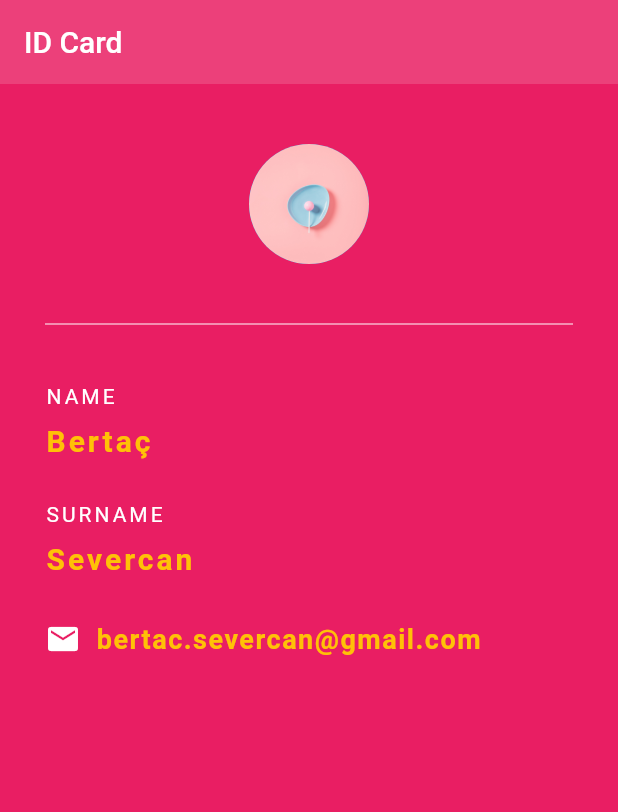
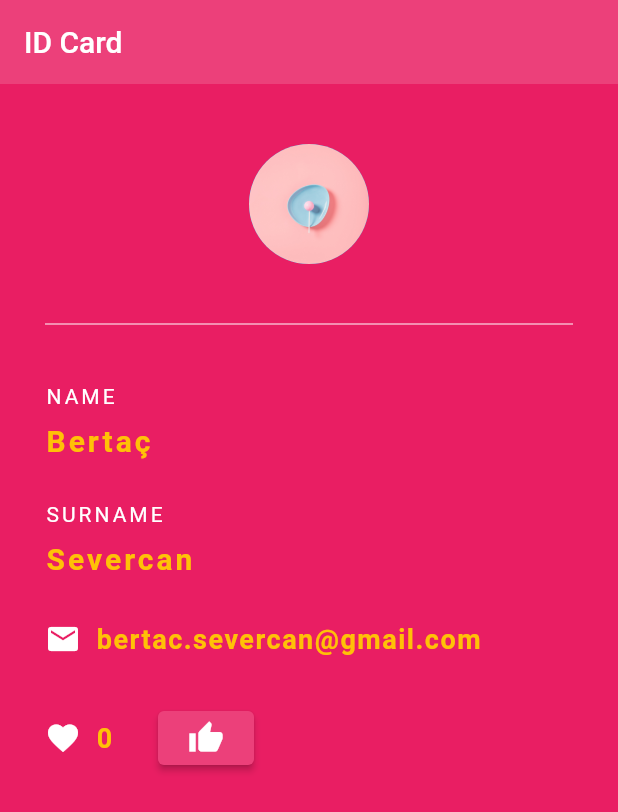
Before and after one commit to bertacsevercan/practice-flutter-app, a Flutter app: the screen it shows after launch, on a phone screen of 412 x 824 dp. Shown: the top 812 px of the screen. Run offline on Flutter 3.47's test engine with Material 2 defaults, Android fonts, the phone set to English and light mode, and no system bars.

Commit message:
add likes stateful widget

```diff
--- a/app/lib/id_card.dart
+++ b/app/lib/id_card.dart
@@ -1,6 +1,12 @@
 import 'package:flutter/material.dart';
 
-class IDCard extends StatelessWidget {
+class IDCard extends StatefulWidget {
+  @override
+  _IDCardState createState() => _IDCardState();
+}
+
+class _IDCardState extends State<IDCard> {
+  int likes = 0;
   @override
   Widget build(BuildContext context) {
     return Scaffold(
@@ -14,7 +20,13 @@ class IDCard extends StatelessWidget {
         padding: EdgeInsets.fromLTRB(30.0, 40.0, 30.0, 0.0),
         child: Column(
           crossAxisAlignment: CrossAxisAlignment.start,
-          children: <Widget>[_CircleAvatar(), _Name(), _Surname(), _Email()],
+          children: <Widget>[
+            _CircleAvatar(),
+            _Name(),
+            _Surname(),
+            _Email(),
+            _Likes()
+          ],
         ),
       ),
     );
@@ -82,7 +94,9 @@ class _Surname extends StatelessWidget {
 class _Email extends StatelessWidget {
   @override
   Widget build(BuildContext context) {
-    return Row(
+    return Column(
+      children: [
+        Row(
           children: <Widget>[
             Icon(
               Icons.email,
@@ -98,7 +112,12 @@ class _Email extends StatelessWidget {
                   letterSpacing: 1.0,
                   fontSize: 18.0,
                   fontWeight: FontWeight.bold),
-        )
+            ),
+          ],
+        ),
+        SizedBox(
+          height: 30.0,
+        ),
       ],
     );
   }
@@ -123,3 +142,42 @@ class _CircleAvatar extends StatelessWidget {
     );
   }
 }
+
+class _Likes extends StatefulWidget {
+  @override
+  __LikesState createState() => __LikesState();
+}
+
+class __LikesState extends State<_Likes> {
+  int likes = 0;
+  @override
+  Widget build(BuildContext context) {
+    return Row(
+      children: <Widget>[
+        Icon(
+          Icons.favorite,
+          color: Colors.white,
+        ),
+        SizedBox(
+          width: 10.0,
+        ),
+        Text(
+          "$likes",
+          style: TextStyle(
+              color: Colors.amber,
+              letterSpacing: 1.0,
+              fontSize: 18.0,
+              fontWeight: FontWeight.bold),
+        ),
+        SizedBox(
+          width: 30.0,
+        ),
+        ElevatedButton(
+          style: ElevatedButton.styleFrom(primary: Colors.pink[400]),
+          onPressed: () => setState(() => likes += 1),
+          child: Icon(Icons.thumb_up),
+        )
+      ],
+    );
+  }
+}
```
Lines whose indentation alone changed are shown as unchanged.
